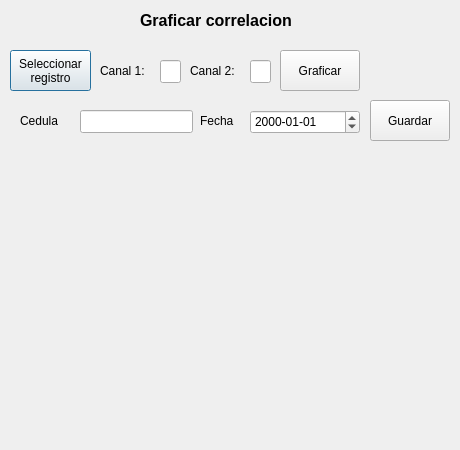
This is gui/correlacion.ui in santi-ago/Info2 as Qt 5 draws it before an edit. The edited form follows.
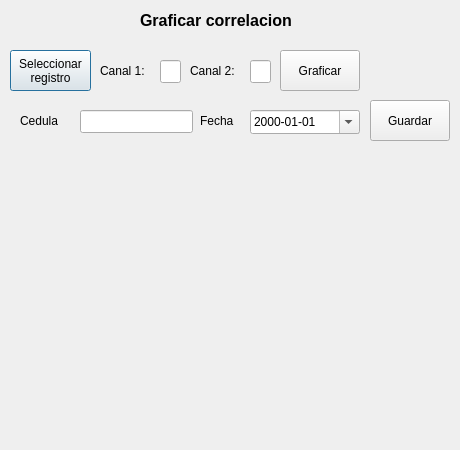
This is the edited form.

Patch:
```diff
--- a/gui/correlacion.ui
+++ b/gui/correlacion.ui
@@ -142,6 +142,9 @@
    <property name="displayFormat">
     <string>yyyy-MM-dd</string>
    </property>
+   <property name="calendarPopup">
+    <bool>true</bool>
+   </property>
   </widget>
   <widget class="QLineEdit" name="cedula">
    <property name="geometry">
```
